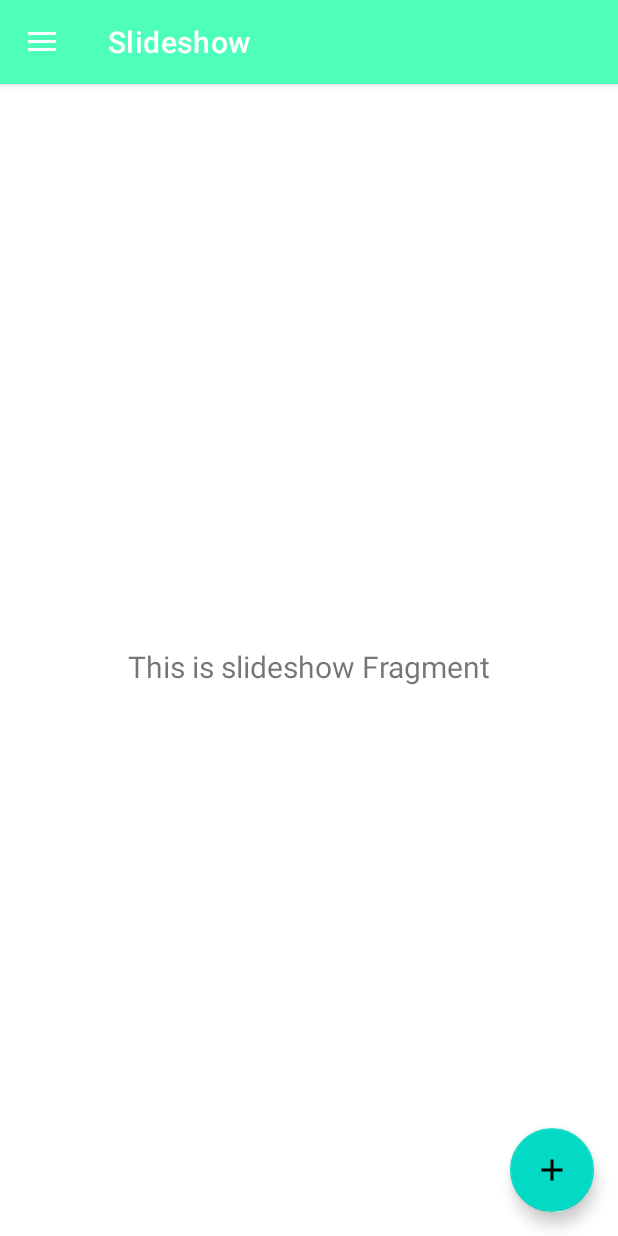
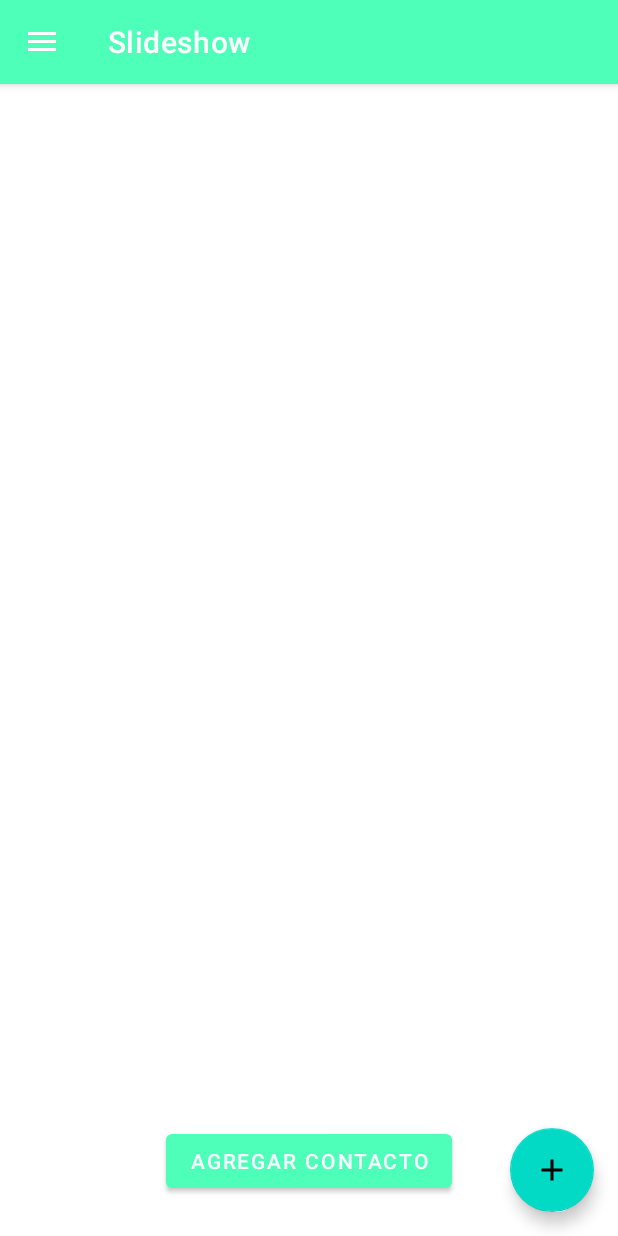
Before and after one commit to rafacm1803/Pay2Share, an Android app: the HomeFragment screen opened directly, with no data from a screen before it, in the side drawer, after a tap on "Mis Contactos", on a phone screen of 412 x 824 dp. Run offline under Robolectric (Android 15) with nearby library versions, the phone set to English and light mode, and no system bars; our stand-ins replace navigation-ui.

Commit message:
pantallote de contactos

```diff
--- a/app/src/main/AndroidManifest.xml
+++ b/app/src/main/AndroidManifest.xml
@@ -59,6 +59,8 @@
             android:exported="true"
             android:theme="@style/Theme.Pay2Share.NoActionBar" />
 
+        <activity android:name=".ui.slideshow.AddContactActivity"
+            android:exported="true" />
 
 
     </application>
--- /dev/null
+++ b/app/src/main/java/com/pay2share/data/database/ContactRepository.kt
@@ -0,0 +1,27 @@
+package com.pay2share.data.database
+
+import android.database.Cursor
+import com.pay2share.database.DatabaseHelper
+
+class ContactRepository(private val dbHelper: DatabaseHelper) {
+
+    fun getContactsByUser(userId: Int): List<String> {
+        val db = dbHelper.readableDatabase
+        val cursor: Cursor = db.rawQuery("SELECT email FROM contacts WHERE user_id = ?", arrayOf(userId.toString()))
+        val contacts = mutableListOf<String>()
+        while (cursor.moveToNext()) {
+            val email = cursor.getString(cursor.getColumnIndexOrThrow("email"))
+            contacts.add(email)
+        }
+        cursor.close()
+        return contacts
+    }
+
+    fun addContact(userId: Int, email: String): Long {
+        return dbHelper.insertContact(userId, email)
+    }
+
+    fun deleteContact(userId: Int, email: String): Int {
+        return dbHelper.deleteContact(userId, email)
+    }
+}
--- a/app/src/main/java/com/pay2share/ui/slideshow/SlideshowFragment.kt
+++ b/app/src/main/java/com/pay2share/ui/slideshow/SlideshowFragment.kt
@@ -1,37 +1,58 @@
 package com.pay2share.ui.slideshow
 
+import android.content.Context
+import android.content.Intent
 import android.os.Bundle
 import android.view.LayoutInflater
 import android.view.View
 import android.view.ViewGroup
-import android.widget.TextView
+import android.widget.ListView
+import android.widget.Toast
 import androidx.fragment.app.Fragment
-import androidx.lifecycle.ViewModelProvider
+import com.pay2share.R
+import com.pay2share.data.database.ContactRepository
+import com.pay2share.database.DatabaseHelper
 import com.pay2share.databinding.FragmentSlideshowBinding
 
 class SlideshowFragment : Fragment() {
 
     private var _binding: FragmentSlideshowBinding? = null
+    private val binding get() = _binding!!
 
-    // This property is only valid between onCreateView and
-    // onDestroyView.
-    private val binding get() = _binding!!
+    private lateinit var contactRepository: ContactRepository
+    private lateinit var contacts: MutableList<String>
+    private lateinit var adapter: ContactAdapter
 
     override fun onCreateView(
         inflater: LayoutInflater,
         container: ViewGroup?,
         savedInstanceState: Bundle?
     ): View {
-        val slideshowViewModel =
-            ViewModelProvider(this).get(SlideshowViewModel::class.java)
+        val dbHelper = DatabaseHelper(requireContext())
+        contactRepository = ContactRepository(dbHelper)
 
         _binding = FragmentSlideshowBinding.inflate(inflater, container, false)
         val root: View = binding.root
 
-        val textView: TextView = binding.textSlideshow
-        slideshowViewModel.text.observe(viewLifecycleOwner) {
-            textView.text = it
+        val listViewContacts: ListView = binding.listViewContacts
+
+        val sharedPreferences = requireContext().getSharedPreferences("user_session", Context.MODE_PRIVATE)
+        val userId = sharedPreferences.getInt("user_id", -1)
+
+        contacts = contactRepository.getContactsByUser(userId).toMutableList()
+        adapter = ContactAdapter(requireContext(), contacts) { contactEmail ->
+            contactRepository.deleteContact(userId, contactEmail)
+            contacts.remove(contactEmail)
+            adapter.notifyDataSetChanged()
+            Toast.makeText(requireContext(), "Contacto eliminado", Toast.LENGTH_SHORT).show()
         }
+        listViewContacts.adapter = adapter
+
+        binding.buttonAddContact.setOnClickListener {
+            val intent = Intent(requireContext(), AddContactActivity::class.java)
+            startActivity(intent)
+        }
+
         return root
     }
 
--- a/app/src/main/res/layout/fragment_slideshow.xml
+++ b/app/src/main/res/layout/fragment_slideshow.xml
@@ -4,6 +4,7 @@
     xmlns:tools="http://schemas.android.com/tools"
     android:layout_width="match_parent"
     android:layout_height="match_parent"
+    android:fitsSystemWindows="true"
     tools:context=".ui.slideshow.SlideshowFragment">
 
     <TextView
@@ -17,6 +18,32 @@
         android:textSize="20sp"
         app:layout_constraintBottom_toBottomOf="parent"
         app:layout_constraintEnd_toEndOf="parent"
+        app:layout_constraintHorizontal_bias="0.0"
         app:layout_constraintStart_toStartOf="parent"
-        app:layout_constraintTop_toTopOf="parent" />
+        app:layout_constraintTop_toTopOf="parent"
+        app:layout_constraintVertical_bias="0.012" />
+
+    <ListView
+        android:id="@+id/listViewContacts"
+        android:layout_width="0dp"
+        android:layout_height="0dp"
+        android:layout_marginTop="16dp"
+        android:divider="@android:color/darker_gray"
+        android:dividerHeight="1dp"
+        app:layout_constraintBottom_toTopOf="@id/buttonAddContact"
+        app:layout_constraintEnd_toEndOf="parent"
+        app:layout_constraintHorizontal_bias="0.0"
+        app:layout_constraintStart_toStartOf="parent"
+        app:layout_constraintTop_toBottomOf="@id/text_slideshow"
+        app:layout_constraintVertical_bias="0.0" />
+
+    <Button
+        android:id="@+id/buttonAddContact"
+        android:layout_width="wrap_content"
+        android:layout_height="wrap_content"
+        android:text="Agregar Contacto"
+        app:layout_constraintBottom_toBottomOf="parent"
+        app:layout_constraintEnd_toEndOf="parent"
+        app:layout_constraintStart_toStartOf="parent"
+        android:layout_marginBottom="16dp" />
 </androidx.constraintlayout.widget.ConstraintLayout>
```
Also changed, not shown: app/src/main/java/com/pay2share/data/database/DatabaseHelper.kt (+33 -1 lines), app/src/main/java/com/pay2share/ui/slideshow/AddContactActivity.kt (added, +42 -0 lines), app/src/main/java/com/pay2share/ui/slideshow/ContactAdapter.kt (added, +40 -0 lines), app/src/main/res/layout/activity_add_contact.xml (added, +22 -0 lines), app/src/main/res/layout/app_bar_main2.xml (added, +25 -0 lines), app/src/main/res/layout/item_contact.xml (added, +21 -0 lines).
